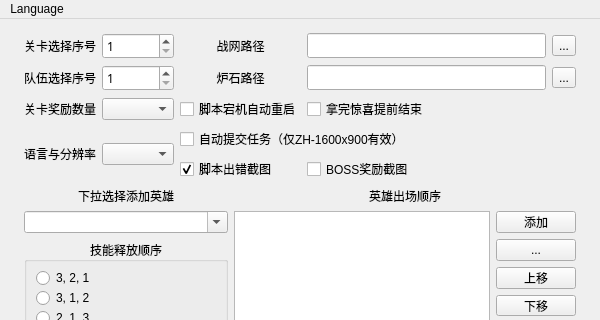
First picture: the form in ui/main_chs.ui, repository zhoubin-me/lushi_script, before the edit; both pictures show x 0 to 600 and y 0 to 320 of the 600 by 464 pixel window.
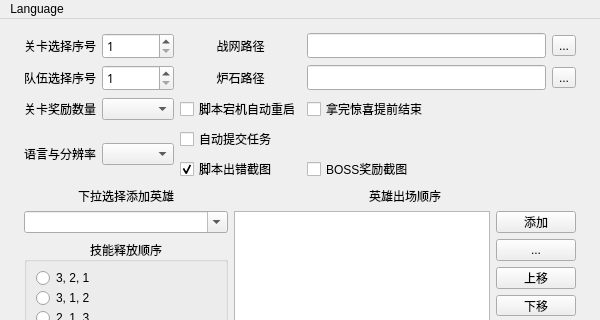
Second picture: the form after the edit. Custom widgets are drawn as their Qt base class.

Commit message: 英文版支持自动提交任务

Patch:
```diff
--- a/ui/main_chs.ui
+++ b/ui/main_chs.ui
@@ -543,7 +543,7 @@
            </font>
           </property>
           <property name="text">
-           <string>自动提交任务（仅ZH-1600x900有效）</string>
+           <string>自动提交任务</string>
           </property>
          </widget>
         </item>
```
The commit also changes 4 other files.
